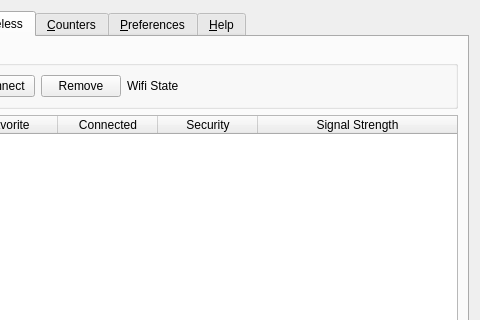
First picture: the form in apps/cmstapp/code/control_box/ui/controlbox.ui, repository andrew-bibb/cmst, before the edit; both pictures show x 165 to 645 and y 0 to 320 of the 645 by 565 pixel window.
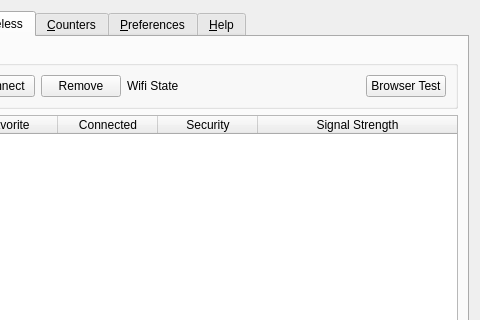
Second picture: the form after the edit. The open tabs and pages were chosen to show the change. Icons and pictures are not drawn.

Commit message: user browser settings saved

```diff
--- a/apps/cmstapp/code/control_box/ui/controlbox.ui
+++ b/apps/cmstapp/code/control_box/ui/controlbox.ui
@@ -643,6 +643,13 @@
             </property>
            </spacer>
           </item>
+          <item>
+           <widget class="QPushButton" name="pushButton_browsertest">
+            <property name="text">
+             <string>Browser Test</string>
+            </property>
+           </widget>
+          </item>
          </layout>
         </widget>
        </item>
```
The commit also changes 6 other files.
